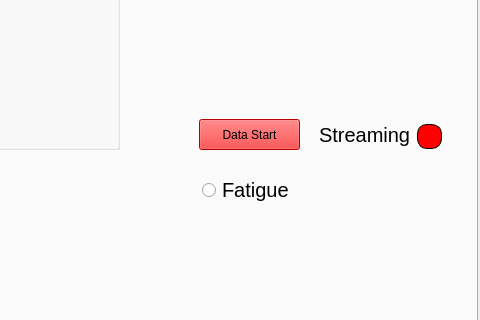
The window that front/mainwindow.ui (Juanraw/Myosense) describes before a commit, drawn with Qt 5; both pictures show x 663 to 1143 and y 266 to 586 of the 1143 by 729 pixel window.
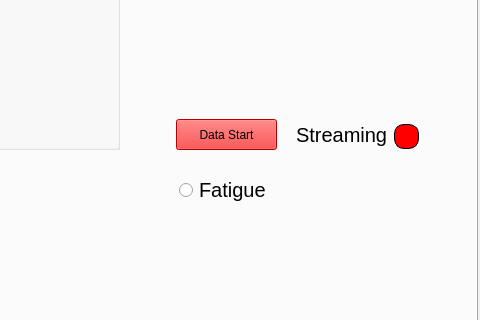
The same window after the commit. Custom widgets are drawn as their Qt base class.

```diff
--- a/front/mainwindow.ui
+++ b/front/mainwindow.ui
@@ -294,7 +294,7 @@
      <widget class="QLabel" name="label_7">
       <property name="geometry">
        <rect>
-        <x>990</x>
+        <x>967</x>
         <y>340</y>
         <width>101</width>
         <height>31</height>
@@ -312,7 +312,7 @@
      <widget class="QLabel" name="StreamingLamp">
       <property name="geometry">
        <rect>
-        <x>1088</x>
+        <x>1065</x>
         <y>345</y>
         <width>25</width>
         <height>25</height>
@@ -331,7 +331,7 @@
      <widget class="QPushButton" name="DataButton">
       <property name="geometry">
        <rect>
-        <x>870</x>
+        <x>847</x>
         <y>340</y>
         <width>101</width>
         <height>31</height>
@@ -347,7 +347,7 @@
      <widget class="QRadioButton" name="radioButton">
       <property name="geometry">
        <rect>
-        <x>873</x>
+        <x>850</x>
         <y>400</y>
         <width>91</width>
         <height>22</height>
```
Left out of the diff: 2 changed lines with no effect on the pictures.
